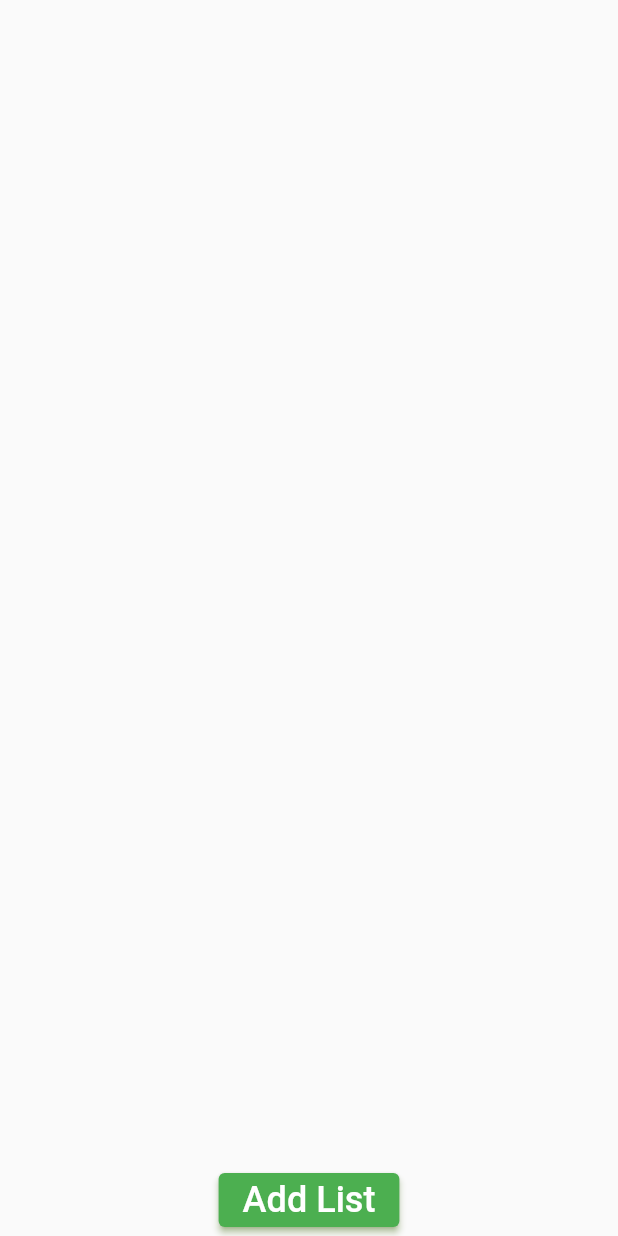
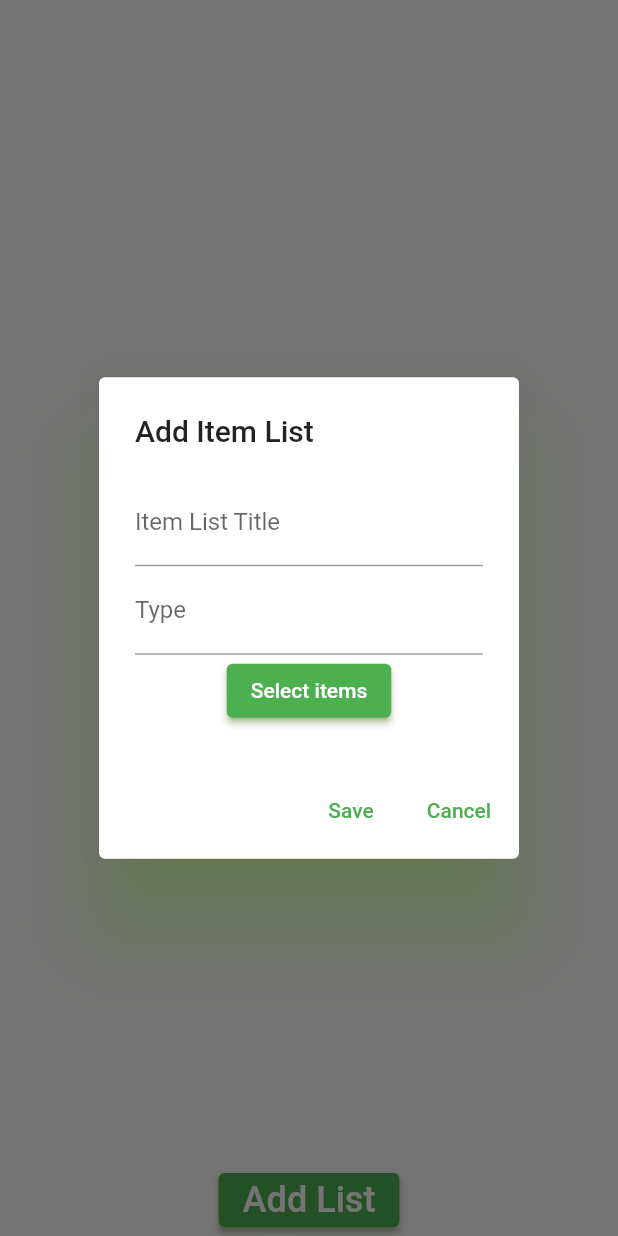
Before and after one commit to DatPika/AppDev2_GrocerGuide, a Flutter app: the ListsPage screen opened directly, after a tap on "Add List", on a phone screen of 412 x 824 dp. Run offline on Flutter 3.47's test engine with Material 2 defaults, Android fonts, the light colour scheme and no system bars; our stand-ins replace cloud_firestore, email_validator, firebase_auth, firebase_core; missing offline and left inert: flutter_material_color_picker; accounts and stored records are empty.

Commit message:
Able to add items to lists

```diff
--- a/AppDevFinalProject/lib/lists.dart
+++ b/AppDevFinalProject/lib/lists.dart
@@ -11,8 +11,12 @@ class ListsPage extends StatefulWidget {
 }
 
 class _ListsPageState extends State<ListsPage> {
-  CollectionReference itemCollection = globals.db.firestore.collection('itemsList');
+  CollectionReference itemCollection =
+      globals.db.firestore.collection('itemsList');
   late Stream<QuerySnapshot> itemStream;
+  List<Item> existingItems = [];
+  List<Item> itemList = [];
+
 
   Future<List<ItemsList>> getAllItemsList() async {
     return await globals.db.allItemsList();
@@ -22,11 +26,22 @@ class _ListsPageState extends State<ListsPage> {
   void initState() {
     super.initState();
     itemStream = itemCollection.snapshots();
+
+    Future<void> loadItems() async {
+      List<Item> items = await globals.db.allItems();
+      setState(() {
+        existingItems = items;
+      });
     }
+
+    loadItems();
+  }
+
   @override
   Widget build(BuildContext context) {
     itemCollection.get();
     itemCollection.snapshots();
+
     return Scaffold(
       body: Center(
           child: Column(
@@ -34,11 +49,11 @@ class _ListsPageState extends State<ListsPage> {
           Expanded(
               child: FutureBuilder<List<ItemsList>>(
             future: getAllItemsList(),
-                    builder: (context, snapshot){
-                      if(snapshot.connectionState == ConnectionState.done){
+            builder: (context, snapshot) {
+              if (snapshot.connectionState == ConnectionState.done) {
                 // print(getAllItemsList());
                 print(snapshot);
-                        if (snapshot.hasData){
+                if (snapshot.hasData) {
                   // print(getAllItemsList());
                   return ListView.builder(
                     shrinkWrap: true,
@@ -50,31 +65,31 @@ class _ListsPageState extends State<ListsPage> {
                           ListTile(
                             iconColor: globals.mainColor,
                             tileColor: globals.mainColor.withOpacity(0.1),
-                                    title: Text("Name: ${snapshot.data![index].itemListTitle}"),
+                            title: Text(
+                                "Name: ${snapshot.data![index].itemListTitle}"),
                             subtitle: Column(
                               crossAxisAlignment: CrossAxisAlignment.start,
                               children: [
                                 Text(snapshot.data![index].type),
-                                        Text(snapshot.data![index].totalCost.toString()),
+                                Text(
+                                    snapshot.data![index].totalCost.toString()),
                               ],
                             ),
                             trailing: Row(
                               mainAxisSize: MainAxisSize.min,
                               children: [
                                 IconButton(
-                                            onPressed: () {
-                                            },
-                                            icon: Icon(Icons.edit)
-                                        ),
-
+                                    onPressed: () {}, icon: Icon(Icons.edit)),
                                 IconButton(
                                     onPressed: () {
-                                              globals.db.deleteItemsList(snapshot.data![index].itemListTitle);
-                                              Navigator.pop(context);  // pop current page
-                                              Navigator.pushNamed(context, "MyHomePage");
+                                      globals.db.deleteItemsList(
+                                          snapshot.data![index].itemListTitle);
+                                      Navigator.pop(
+                                          context); // pop current page
+                                      Navigator.pushNamed(
+                                          context, "MyHomePage");
                                     },
-                                            icon: Icon(Icons.delete)
-                                        ),
+                                    icon: Icon(Icons.delete)),
                               ],
                             ),
                           )
@@ -85,22 +100,140 @@ class _ListsPageState extends State<ListsPage> {
                 }
               }
 
-                      return Center(child: CircularProgressIndicator(color: globals.mainColor));
+              return Center(
+                  child: CircularProgressIndicator(color: globals.mainColor));
             },
-                  )
-              ),
-
+          )),
           ElevatedButton(
               style: ButtonStyle(),
-                  onPressed: (){
+              onPressed: () async {
+                List<Item> selectedItems = [];
+                TextEditingController itemListTitle = TextEditingController();
+                TextEditingController type = TextEditingController();
+                TextEditingController totalCost = TextEditingController();
 
+                showDialog(
+                  context: context,
+                  builder: (BuildContext context) => AlertDialog(
+                    title: Text("Add Item List"),
+                    content: Column(
+                      mainAxisSize: MainAxisSize.min,
+                      children: [
+                        TextField(
+                          controller: itemListTitle,
+                          decoration: InputDecoration(
+                            labelText: 'Item List Title',
+                          ),
+                        ),
+                        TextField(
+                          controller: type,
+                          decoration: InputDecoration(
+                            labelText: 'Type',
+                          ),
+                        ),
+                        ElevatedButton(
+                            onPressed: () async {
+                              // Your existing code here
+
+                              // Navigate to ItemListWidget and pass necessary data
+                              Navigator.push(
+                                context,
+                                MaterialPageRoute(
+                                  builder: (context) => ItemListWidget(
+                                    itemList: existingItems,
+                                    selectedItems: selectedItems,
+                                    onItemsSelected: (selectedItems) {
+                                      setState(() {
+                                        itemList = selectedItems;
+                                      });
+                                    },
+                                  ),
+                                ),
+                              );
+                            },
+                            child: Text("Select items"))
+                      ],
+                    ),
+                    actions: [
+                      TextButton(
+                        onPressed: () async {
+                          final itemList = ItemsList(
+                            itemListTitle: itemListTitle.text,
+                            type: type.text,
+                            itemList: selectedItems,
+                            totalCost: double.tryParse(totalCost.text) ?? 0.0,
+                          );
+                          globals.db.insertItemsList(itemList).whenComplete(() {
+                            Navigator.pop(context);
+                            Navigator.pushNamed(context, "MyHomePage");
+                          });
+                        },
+                        child: Text('Save'),
+                      ),
+                      TextButton(
+                        onPressed: () {
+                          Navigator.pop(context);
+                        },
+                        child: Text('Cancel'),
+                      ),
+                    ],
+                  ),
+                );
               },
               child: Text(
                 'Add List',
                 style: TextStyle(fontSize: 24, color: Colors.white),
               )),
         ],
-          )
+      )),
+    );
+  }
+}
+class ItemListWidget extends StatefulWidget {
+  final List<Item> itemList;
+  final List<Item> selectedItems;
+  final Function(List<Item>) onItemsSelected;
+
+  const ItemListWidget({
+    required this.itemList,
+    required this.selectedItems,
+    required this.onItemsSelected,
+  });
+
+  @override
+  _ItemListWidgetState createState() => _ItemListWidgetState();
+}
+
+class _ItemListWidgetState extends State<ItemListWidget> {
+  @override
+  Widget build(BuildContext context) {
+    return Scaffold(
+      appBar: AppBar(
+        title: Text('Item List'),
+      ),
+      body: ListView.builder(
+        itemCount: widget.itemList.length,
+        itemBuilder: (context, index) {
+          final item = widget.itemList[index];
+          bool isChecked = widget.selectedItems.contains(item);
+
+          return ListTile(
+            title: Text(item.itemName),
+            leading: Checkbox(
+              value: isChecked,
+              onChanged: (value) {
+                setState(() {
+                  if (value!) {
+                    widget.selectedItems.add(item);
+                  } else {
+                    widget.selectedItems.remove(item);
+                  }
+                  widget.onItemsSelected(widget.selectedItems);
+                });
+              },
+            ),
+          );
+        },
       ),
     );
   }
```
Lines whose indentation alone changed are shown as unchanged.
